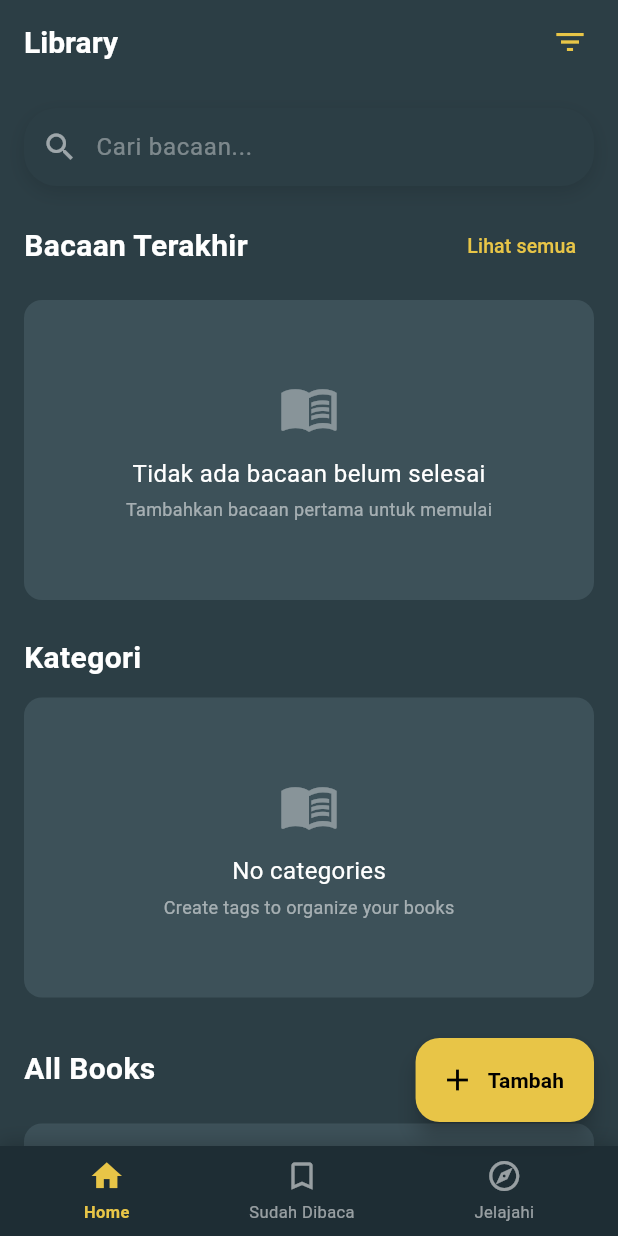
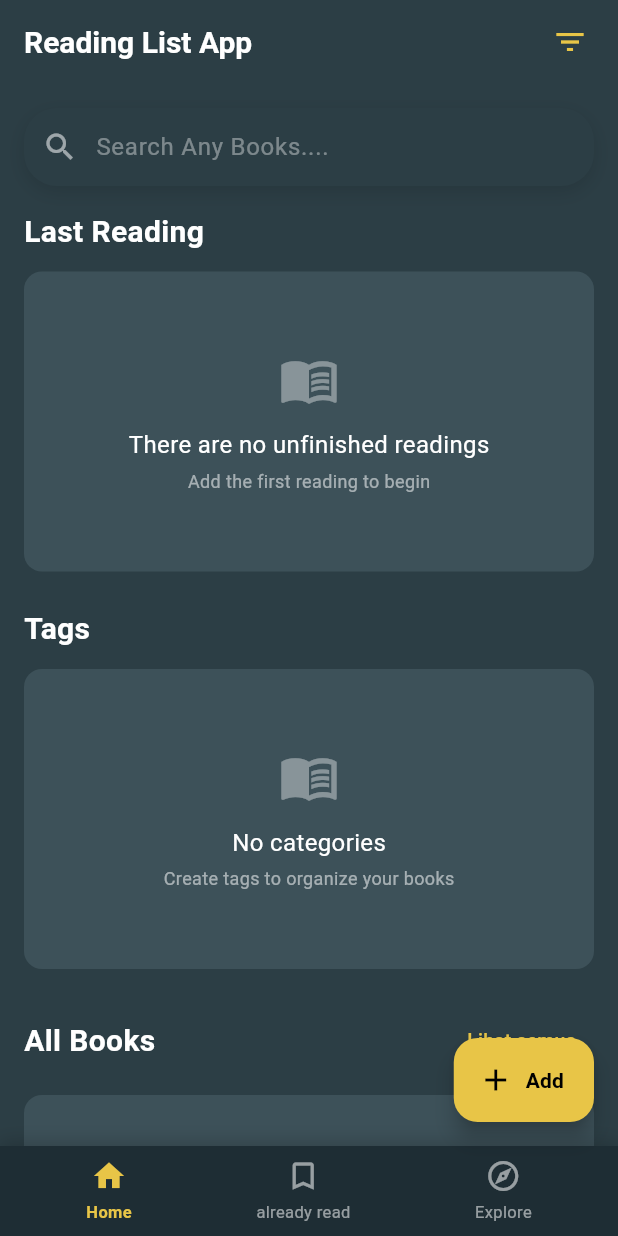
Before and after one commit to YusufxAlbana/Reading_List_App, a Flutter app: the screen it shows after launch, on a phone screen of 412 x 824 dp. Run offline on Flutter 3.47's test engine with Material 3 defaults, Android fonts, the phone set to English and light mode, and no system bars; our stand-ins replace get, get_storage, image_picker.

Commit message:
indo -> english

```diff
--- a/lib/views/explore_view.dart
+++ b/lib/views/explore_view.dart
@@ -116,7 +116,7 @@
           onPressed: () => Get.back(),
         ),
         title: const Text(
-          'Jelajahi Buku',
+          'Explore Books',
           style: TextStyle(
             color: Colors.white,
             fontSize: 20,
@@ -140,7 +140,7 @@
             children: [
               // Top Recommendations Section
               const Text(
-                '🌟 Top Rekomendasi',
+                '🌟 Top Recomendations',
                 style: TextStyle(
                   color: Colors.white,
                   fontSize: 24,
@@ -149,7 +149,7 @@
               ),
               const SizedBox(height: 4),
               const Text(
-                'Buku-buku terbaik pilihan editor',
+                "Editor's choice of the best books",
                 style: TextStyle(
                   color: Colors.white54,
                   fontSize: 14,
@@ -164,7 +164,7 @@
 
               // Popular Books Section
               const Text(
-                '🔥 Populer Minggu Ini',
+                '🔥 Popular This Week',
                 style: TextStyle(
                   color: Colors.white,
                   fontSize: 24,
@@ -173,7 +173,7 @@
               ),
               const SizedBox(height: 4),
               const Text(
-                'Buku yang paling banyak dibaca',
+                'The most widely read book',
                 style: TextStyle(
                   color: Colors.white54,
                   fontSize: 14,
--- a/lib/views/home_view.dart
+++ b/lib/views/home_view.dart
@@ -42,7 +42,7 @@
         onPressed: () => Get.toNamed('/add'),
         backgroundColor: const Color(0xFFE8C547),
         icon: const Icon(Icons.add, color: Colors.black),
-        label: const Text('Tambah', style: TextStyle(color: Colors.black, fontWeight: FontWeight.w600)),
+        label: const Text('Add', style: TextStyle(color: Colors.black, fontWeight: FontWeight.w600)),
       ),
       bottomNavigationBar: isMobile ? _buildBottomNav() : null,
     );
@@ -53,7 +53,7 @@
       backgroundColor: const Color(0xFF2C3E45),
       elevation: 0,
       title: const Text(
-        'Library',
+        'Reading List App',
         style: TextStyle(
           color: Colors.white,
           fontSize: 20,
@@ -91,10 +91,10 @@
             _bottomNavItem(Icons.home, 'Home', true, () {
               // Already on home, do nothing
             }),
-            _bottomNavItem(Icons.bookmark_border, 'Sudah Dibaca', false, () {
+            _bottomNavItem(Icons.bookmark_border, 'already read', false, () {
               Get.toNamed('/read-books');
             }),
-            _bottomNavItem(Icons.explore_outlined, 'Jelajahi', false, () {
+            _bottomNavItem(Icons.explore_outlined, 'Explore', false, () {
               Get.toNamed('/explore');
             }),
           ],
@@ -159,7 +159,7 @@
                       child: TextField(
                         style: const TextStyle(color: Colors.white70),
                         decoration: const InputDecoration(
-                          hintText: 'Cari bacaan...',
+                          hintText: 'Search Any Books....',
                           hintStyle: TextStyle(color: Colors.white38),
                           border: InputBorder.none,
                         ),
@@ -190,18 +190,11 @@
                   mainAxisAlignment: MainAxisAlignment.spaceBetween,
                   children: [
                     const Text(
-                      'Bacaan Terakhir',
+                      'Last Reading',
                       style: TextStyle(
                         color: Colors.white,
                         fontSize: 20,
                         fontWeight: FontWeight.bold,
-                      ),
-                    ),
-                    TextButton(
-                      onPressed: () => Get.toNamed('/all-books'),
-                        child: const Text(
-                          'Lihat semua',
-                        style: TextStyle(color: Color(0xFFE8C547), fontSize: 13),
                       ),
                     ),
                   ],
@@ -215,8 +208,8 @@
 
                   if (books.isEmpty) {
                     return _emptyState(
-                        'Tidak ada bacaan belum selesai',
-                        'Tambahkan bacaan pertama untuk memulai',
+                        'There are no unfinished readings',
+                        'Add the first reading to begin',
                     );
                   }
 
@@ -244,7 +237,7 @@
               crossAxisAlignment: CrossAxisAlignment.start,
               children: [
                 const Text(
-                         'Kategori',
+                         'Tags',
                   style: TextStyle(
                     color: Colors.white,
                     fontSize: 20,
@@ -515,7 +508,7 @@
           final books = controller.filteredList.where((b) => !b.isRead).take(6).toList();
 
           if (books.isEmpty) {
-            return _emptyState('Belum ada bacaan belum selesai', 'Tambahkan bacaan pertama untuk memulai');
+            return _emptyState('No reading has been completed yet', 'Add the first reading to begin');
           }
 
           return SizedBox(
@@ -641,7 +634,7 @@
           final tags = controller.availableTags;
 
           if (tags.isEmpty) {
-            return _emptyState('Belum ada kategori', 'Buat tag untuk mengatur bacaan Anda');
+            return _emptyState('No categories yet', 'Create tags to organize your reading');
           }
 
           return Wrap(
@@ -805,7 +798,7 @@
                   child: ElevatedButton.icon(
                     onPressed: () => Get.toNamed('/add'),
                     icon: const Icon(Icons.add, size: 18),
-                    label: const Text('Tambah Bacaan'),
+                    label: const Text('Add Book'),
                     style: ElevatedButton.styleFrom(
                       backgroundColor: const Color(0xFFE8C547),
                       foregroundColor: Colors.black,
--- a/lib/views/read_books_view.dart
+++ b/lib/views/read_books_view.dart
@@ -20,7 +20,7 @@
       appBar: AppBar(
         backgroundColor: const Color(0xFF2C3E45),
         elevation: 0,
-        title: const Text('Bacaan Selesai', style: TextStyle(color: Colors.white)),
+        title: const Text('reading finished', style: TextStyle(color: Colors.white)),
         leading: IconButton(
           icon: const Icon(Icons.arrow_back, color: Colors.white),
           onPressed: () => Get.back(),
@@ -47,19 +47,19 @@
                         const Icon(Icons.check_circle_outline,
                             size: 72, color: Color(0xFFE8C547)),
                         const SizedBox(height: 16),
-            const Text('Belum ada bacaan selesai',
+            const Text('No reading has been completed yet',
               style: TextStyle(
                 color: Colors.white,
                 fontSize: 18,
                 fontWeight: FontWeight.bold)),
                         const SizedBox(height: 8),
-            const Text('Tandai bacaan sebagai selesai untuk mengumpulkannya di sini',
+            const Text('Mark the reading as complete to collect it here',
               style: TextStyle(color: Colors.white54)),
                         const SizedBox(height: 24),
                         ElevatedButton.icon(
                           onPressed: () => Get.toNamed('/add'),
                           icon: const Icon(Icons.add, color: Colors.black),
-                          label: const Text('Tambah Bacaan'),
+                          label: const Text('Add Reading'),
                           style: ElevatedButton.styleFrom(
                             backgroundColor: const Color(0xFFE8C547),
                             foregroundColor: Colors.black,
```
Also changed, not shown: lib/views/home_view_backup.dart (deleted, +0 -387 lines).
